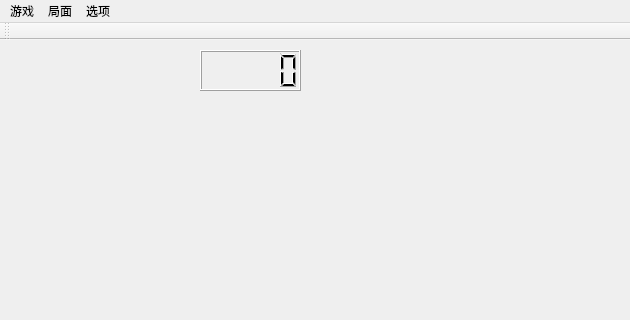
Before: the Qt Designer form OnlineChess/mainwindow.ui in dylanyang17/OnlineChess, drawn with Qt 5; both pictures show x 0 to 630 and y 0 to 320 of the 865 by 647 pixel window.
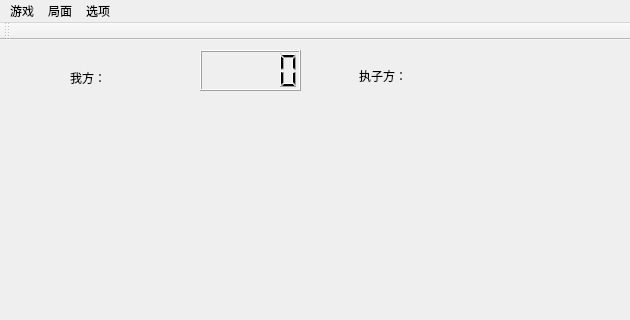
After: the same form once the commit is applied.

Diff of the .ui file:
```diff
--- a/OnlineChess/mainwindow.ui
+++ b/OnlineChess/mainwindow.ui
@@ -24,6 +24,32 @@
      </rect>
     </property>
    </widget>
+   <widget class="QLabel" name="labelNowColor">
+    <property name="geometry">
+     <rect>
+      <x>359</x>
+      <y>28</y>
+      <width>181</width>
+      <height>16</height>
+     </rect>
+    </property>
+    <property name="text">
+     <string>执子方：</string>
+    </property>
+   </widget>
+   <widget class="QLabel" name="labelMyColor">
+    <property name="geometry">
+     <rect>
+      <x>70</x>
+      <y>30</y>
+      <width>101</width>
+      <height>16</height>
+     </rect>
+    </property>
+    <property name="text">
+     <string>我方：</string>
+    </property>
+   </widget>
   </widget>
   <widget class="QMenuBar" name="menuBar">
    <property name="geometry">
```
